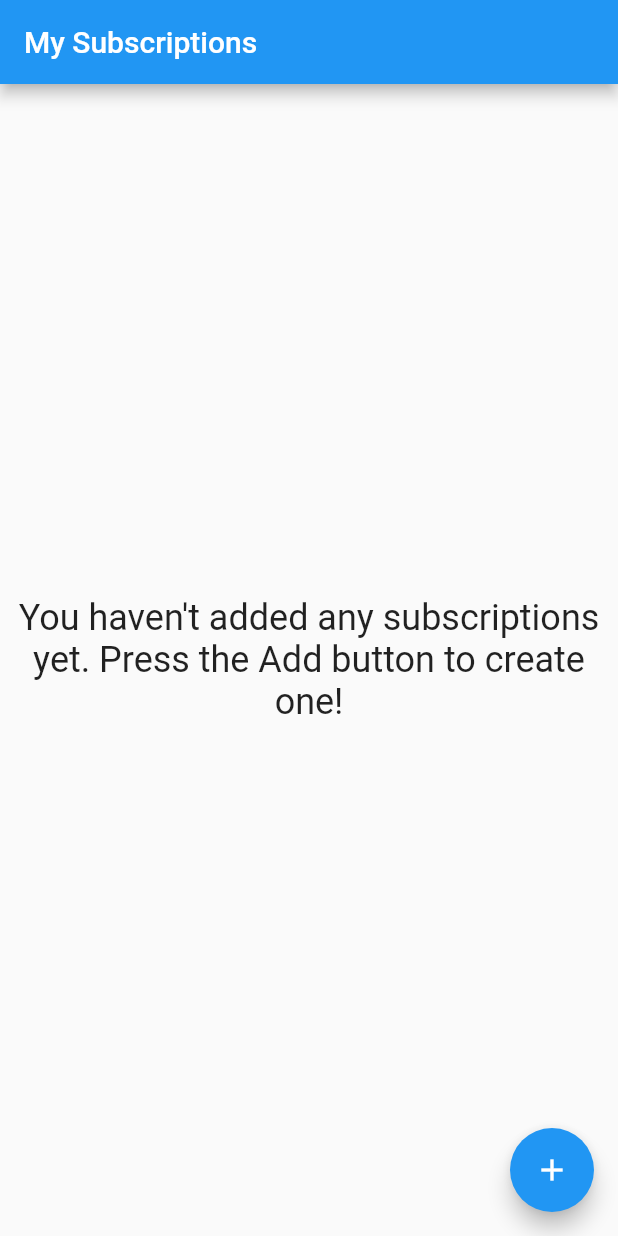
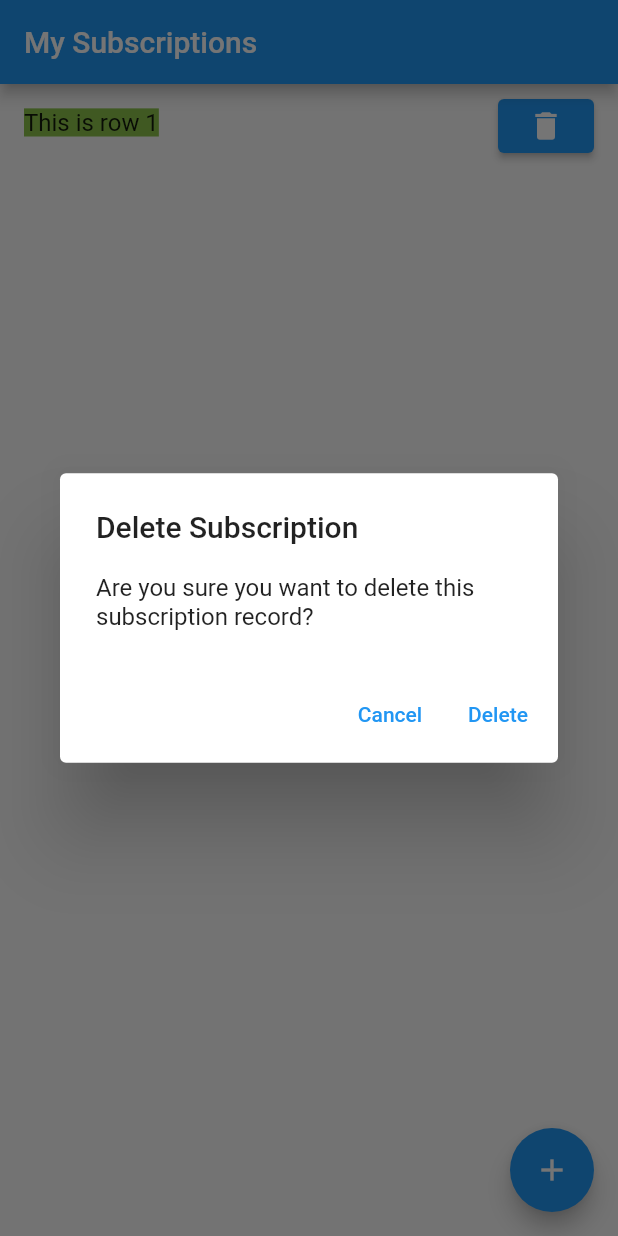
Before and after one commit to LanceHclaw/subscriptions_tracker, a Flutter app: the screen it shows after launch, after a tap on the "add" icon, after a tap on the "delete" icon, on a phone screen of 412 x 824 dp. Run offline on Flutter 3.47's test engine with Material 2 defaults, Android fonts, the light colour scheme and no system bars.

Commit message:
add confirmation prompt when deleting items

```diff
--- a/lib/subscriptions_list.dart
+++ b/lib/subscriptions_list.dart
@@ -9,7 +9,7 @@
 
 class SubscriptionsListState extends State<SubscriptionsList> {
   static int _counter = 0;
-  static final List<ListTile>_rows = <ListTile>[];
+  static final List<ListTile> _rows = <ListTile>[];
 
   @override
   Widget build(BuildContext context) {
@@ -31,18 +31,20 @@
       );
     } else {
       return ReorderableListView(
+        onReorder: reorder,
         children: _rows,
-        onReorder: (int oldIndex, int newIndex) {
-          setState(() {
-            if (oldIndex < newIndex) {
-              newIndex -= 1;
-            }
-            final ListTile item = _rows.removeAt(oldIndex);
-            _rows.insert(newIndex, item);
-          });
-        },
       );
     }
+  }
+
+  void reorder(int oldIndex, int newIndex) {
+    setState(() {
+      if (oldIndex < newIndex) {
+        newIndex -= 1;
+      }
+      final ListTile item = _rows.removeAt(oldIndex);
+      _rows.insert(newIndex, item);
+    });
   }
 
   void addRow() {
@@ -65,6 +67,40 @@
     });
   }
 
+  confirmationPrompt(int rowHashcode) {
+    Widget cancelButton = TextButton(
+      child: const Text("Cancel"),
+      onPressed: () {
+        Navigator.pop(context);
+      },
+    );
+
+    Widget confirmButton = TextButton(
+      child: const Text("Delete"),
+      onPressed: () => {
+        removeRow(rowHashcode),
+        Navigator.pop(context)
+      }
+    );
+
+    AlertDialog alert = AlertDialog(
+      title: const Text("Delete Subscription"),
+      content: const Text(
+          "Are you sure you want to delete this subscription record?"),
+      actions: [
+        cancelButton,
+        confirmButton,
+      ],
+    );
+
+    showDialog(
+      context: context,
+      builder: (BuildContext context) {
+        return alert;
+      },
+    );
+  }
+
   ListTile createRow() {
     // ignore: no_leading_underscores_for_local_identifiers
     final _key = Key(_counter.toString());
@@ -79,7 +115,7 @@
         ),
       ),
       trailing: ElevatedButton(
-        onPressed: (() => removeRow(_key.hashCode)),
+        onPressed: (() => confirmationPrompt(_key.hashCode)),
         child: const Icon(
           Icons.delete,
         ),
```
